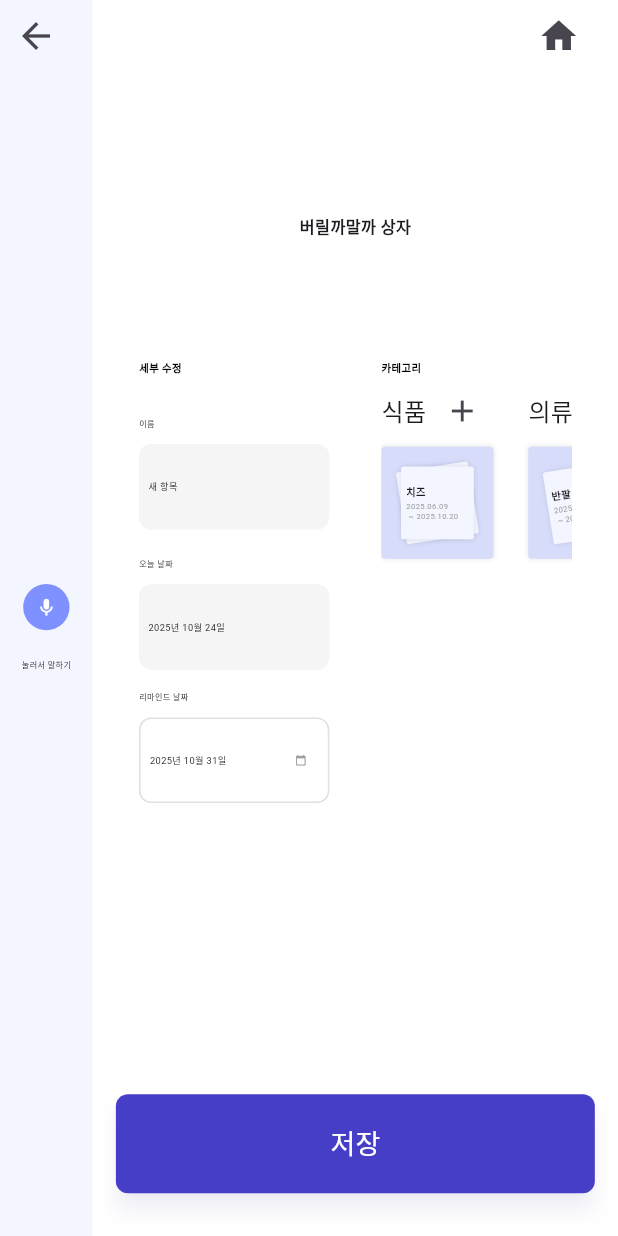
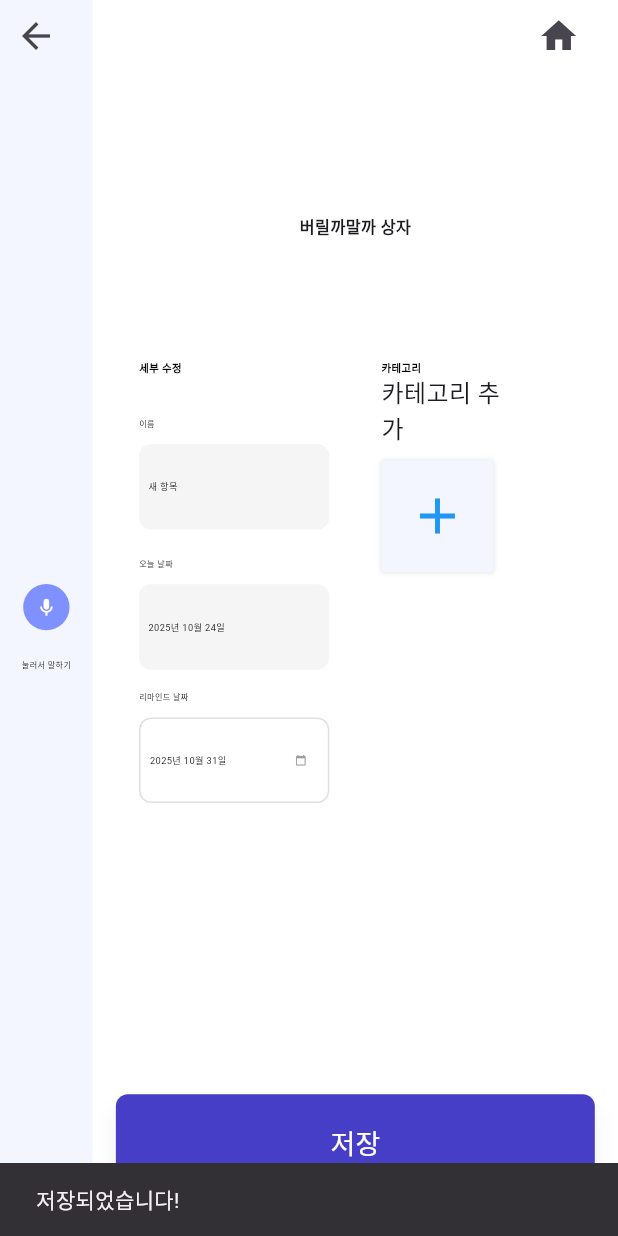
Before and after one commit to Mu-swu/Mu-Flutter, a Flutter app: the keepbox screen opened by its route, after a tap on "저장", on a phone screen of 412 x 824 dp. Run offline on Flutter 3.47's test engine with Material 3 defaults, Android fonts, the phone set to English and light mode, and no system bars; our stand-ins replace camera, drift, fl_chart, flutter_dotenv, flutter_slidable, google_generative_ai and 5 more; missing offline and left inert: tflite_flutter; accounts and stored records are empty; generated files the repository leaves out were written again.

Commit message:
feature: 버릴까말까 db 연결

```diff
--- a/lib/data/database.dart
+++ b/lib/data/database.dart
@@ -146,6 +146,21 @@ class AppDatabase extends _$AppDatabase {
       (s) => s.id.equals(sectionId),
     )).write(SectionsCompanion(progress: Value(progress)));
   }
+
+  Future<List<KeepBox>> getAllKeepBoxes() {
+    return (select(keepBoxes)..orderBy([
+      (k) => OrderingTerm(expression: k.type, mode: OrderingMode.asc),
+    ])).get();
+  }
+
+  Future<void> replaceAllKeepBoxes(List<KeepBoxesCompanion> items) async {
+    await transaction(() async {
+      await delete(keepBoxes).go();
+      await batch((batch) {
+        batch.insertAll(keepBoxes, items);
+      });
+    });
+  }
 }
 
 LazyDatabase _openConnection() {
--- a/lib/keepbox.dart
+++ b/lib/keepbox.dart
@@ -8,6 +8,8 @@ import 'package:google_generative_ai/google_generative_ai.dart';
 import 'widgets/ItemSaveSection.dart';
 import 'package:mu/data/sampledata.dart';
 import 'user_theme_manager.dart'; // Import the user theme manager
+import 'package:mu/data/database.dart';
+import 'package:drift/drift.dart' show Value;
 
 class keepbox extends StatefulWidget {
   const keepbox({super.key});
@@ -23,23 +25,107 @@ class _keepboxState extends State<keepbox> {
   String _lastWords = '';
 
   List<Map<String, dynamic>> items = [];
-  List<Map<String, dynamic>> categories = [
-    {'name': '식품', 'items': <Map<String, String>>[]},
-    {'name': '의류', 'items': <Map<String, String>>[]},
-    {'name': '기타', 'items': <Map<String, String>>[]},
-  ];
+  List<Map<String, dynamic>> categories = [];
   int? selectedIndex;
   String _currentItemName = "새 항목";
 
   GenerativeModel? _model;
   bool _isGeminiInitialized = false;
 
+  final AppDatabase _database = AppDatabase.instance;
+  bool _isLoading = true;
+
   @override
   void initState() {
     super.initState();
     _initGemini();
     _initSpeech();
-    categories = List<Map<String, dynamic>>.from(sampleCategories);
+    _loadData();
+  }
+
+  @override
+  void dispose(){
+    _saveData();
+    super.dispose();
+  }
+
+  Future<void> _loadData() async {
+    setState(() {
+      _isLoading = true;
+    });
+
+    final itemsFromDb = await _database.getAllKeepBoxes();
+    final Map<String, List<Map<String, String>>> groupedItems = {};
+    final DateFormat formatter = DateFormat("yyyy.MM.dd");
+
+    for (final item in itemsFromDb) {
+      final category = item.type;
+      final formattedItem = {
+        'name': item.name,
+        'startDate': formatter.format(item.addedAt),
+        'endDate': formatter.format(item.expirationAt),
+        'category': category,
+      };
+
+      if (!groupedItems.containsKey(category)) {
+        groupedItems[category] = [];
+      }
+      groupedItems[category]!.add(formattedItem);
+    }
+
+    final newCategories =
+        groupedItems.entries.map((entry) {
+          return {'name': entry.key, 'items': entry.value};
+        }).toList();
+
+    for (final defaultCat in []) {
+      if (!newCategories.any((c) => c['name'] == defaultCat)) {
+        newCategories.add({
+          'name': defaultCat,
+          'items': <Map<String, String>>[],
+        });
+      }
+    }
+    setState(() {
+      categories = newCategories;
+      _isLoading = false;
+    });
+  }
+
+  Future<void> _saveData() async {
+    if(_isLoading)return;
+    final List<KeepBoxesCompanion> itemsToSave = [];
+    final DateFormat formatter = DateFormat("yyyy.MM.dd");
+
+    for (final categoryMap in categories) {
+      final categoryName = categoryMap['name'] as String;
+      final itemList = categoryMap['items'] as List<Map<String, String>>;
+
+      for (final itemMap in itemList) {
+        try {
+          final addedAt = formatter.parse(itemMap['startDate']!);
+          final expirationAt = formatter.parse(itemMap['endDate']!);
+
+          itemsToSave.add(
+            KeepBoxesCompanion.insert(
+              name: itemMap['name']!,
+              type: categoryName,
+              addedAt: addedAt,
+              expirationAt: expirationAt,
+            ),
+          );
+        } catch (e) {
+          print("날짜 파싱 오류 : $e, 항목 : ${itemMap['name']}");
+        }
+      }
+    }
+    await _database.replaceAllKeepBoxes(itemsToSave);
+
+    if (mounted) {
+      ScaffoldMessenger.of(
+        context,
+      ).showSnackBar(const SnackBar(content: Text('저장되었습니다!')));
+    }
   }
 
   Future<void> _initGemini() async {
@@ -54,10 +140,7 @@ class _keepboxState extends State<keepbox> {
     }
 
     try {
-      _model = GenerativeModel(
-        model: 'gemini-2.5-flash',
-        apiKey: apiKey,
-      );
+      _model = GenerativeModel(model: 'gemini-2.5-flash', apiKey: apiKey);
       setState(() {
         _isGeminiInitialized = true;
       });
@@ -112,7 +195,8 @@ class _keepboxState extends State<keepbox> {
       return "분류 오류(모델 준비 안됨)";
     }
     try {
-      final prompt = '다음 품목을 한 단어의 카테고리(예:식품,의류, 기타)로 분류해주세요: $itemName. 답변은 카테고리 단어 하나만 주세요.';
+      final prompt =
+          '다음 품목을 한 단어의 카테고리(예:식품,의류, 기타)로 분류해주세요: $itemName. 답변은 카테고리 단어 하나만 주세요.';
       final content = [Content.text(prompt)];
       final response = await _model!.generateContent(content);
 
@@ -135,27 +219,19 @@ class _keepboxState extends State<keepbox> {
     if (itemName.isNotEmpty) {
       final now = DateTime.now();
       final formattedDate = DateFormat("yyyy.MM.dd").format(now);
-      final formattedendDate = DateFormat("yyyy.MM.dd").format(now.add(Duration(days: 7)));
+      final formattedendDate = DateFormat(
+        "yyyy.MM.dd",
+      ).format(now.add(Duration(days: 7)));
       final newItem = {
         'name': itemName,
         'startDate': formattedDate,
         'endDate': formattedendDate,
       };
-      setState(() {
-        _pushItemToCategory(
-          categoryName: '기타',
-          item: {...newItem, 'category': '분류 중...'},
-        );
-      });
 
       if (_isGeminiInitialized) {
         final geminiCat = await _getCategoryFromGemini(itemName) ?? '기타';
 
         setState(() {
-          for (final cat in categories) {
-            (cat['items'] as List).removeWhere((it) =>
-            it['name'] == itemName);
-          }
           _pushItemToCategory(
             categoryName: geminiCat,
             item: {...newItem, 'category': geminiCat},
@@ -171,8 +247,9 @@ class _keepboxState extends State<keepbox> {
             onConfirm: (chosenCat) {
               setState(() {
                 for (final cat in categories) {
-                  (cat['items'] as List)
-                      .removeWhere((it) => it['name'] == itemName);
+                  (cat['items'] as List).removeWhere(
+                        (it) => it['name'] == itemName,
+                  );
                 }
                 _pushItemToCategory(
                   categoryName: chosenCat,
@@ -184,19 +261,30 @@ class _keepboxState extends State<keepbox> {
             onAddCategory: (newCat) {
               setState(() {
                 for (final cat in categories) {
-                  (cat['items'] as List).removeWhere((it) => it['name'] == itemName);
+                  (cat['items'] as List).removeWhere(
+                        (it) => it['name'] == itemName,
+                  );
                 }
 
                 categories.add({
                   'name': newCat,
-                  'items': [ {...newItem, 'category': newCat} ],
+                  'items': [
+                    {...newItem, 'category': newCat},
+                  ],
                 });
               });
             },
           );
         }
+      } else {
+        setState(() {
+          _pushItemToCategory(
+            categoryName: '기타',
+            item: {...newItem, 'category': '기타'},
+          );
+        });
       }
-    } else {
+    } else{
       print('인식된 텍스트가 없습니다.');
     }
   }
@@ -212,12 +300,26 @@ class _keepboxState extends State<keepbox> {
         items.add(item);
       }
     } else {
-      final etcIdx = categories.indexWhere((c) => c['name'] == '기타');
-      final items = categories[etcIdx]['items'] as List;
-      if (!items.any((it) => it['name'] == item['name'])) {
-        items.add(item);
+      final newCategory = {
+        'name': categoryName,
+        'items': [item],
+      };
+      categories.add(newCategory);
     }
   }
+
+  void _handleDateChange(String itemName,String newEndDate){
+    setState(() {
+      for(final category in categories){
+        final itemList=category['items'] as List;
+        for(final item in itemList){
+          if(item['name']==itemName){
+            item['endDate']=newEndDate;
+            break;
+          }
+        }
+      }
+    });
   }
 
   @override
@@ -231,7 +333,9 @@ class _keepboxState extends State<keepbox> {
     String currentItemName = "새 항목";
     String? currentItemCategory = _isGeminiInitialized ? '카테고리' : '분류 기능 사용 불가';
 
-    if (items.isNotEmpty && selectedIndex != null && selectedIndex! < items.length) {
+    if (items.isNotEmpty &&
+        selectedIndex != null &&
+        selectedIndex! < items.length) {
       currentItemName = items[selectedIndex!]['name']!;
       currentItemCategory = items[selectedIndex!]['category'];
     }
@@ -245,9 +349,13 @@ class _keepboxState extends State<keepbox> {
             width: screenWidth * 0.15,
             decoration: BoxDecoration(
               // Dynamically set the gradient based on user type
-              gradient: _speechToText.isListening
+              gradient:
+                  _speechToText.isListening
                       ? LinearGradient(
-                colors: [UserThemeManager.keepboxGradientStartColor, const Color(0xFFD7DCFA)],
+                        colors: [
+                          UserThemeManager.keepboxGradientStartColor,
+                          const Color(0xFFD7DCFA),
+                        ],
                         begin: Alignment.topCenter,
                         end: Alignment.bottomCenter,
                       )
@@ -284,12 +392,18 @@ class _keepboxState extends State<keepbox> {
                     height: 80 * widthRatio,
                     decoration: BoxDecoration(
                       shape: BoxShape.circle,
-                      color: _speechToText.isListening ? Colors.white : const Color(0xFF7F91FF),
+                      color:
+                          _speechToText.isListening
+                              ? Colors.white
+                              : const Color(0xFF7F91FF),
                     ),
                     child: Icon(
                       _speechToText.isListening ? Icons.stop : Icons.mic,
                       size: 36 * widthRatio,
-                      color: _speechToText.isListening ? const Color(0xFF7F91FF) : Colors.white,
+                      color:
+                          _speechToText.isListening
+                              ? const Color(0xFF7F91FF)
+                              : Colors.white,
                     ),
                   ),
                 ),
@@ -315,7 +429,10 @@ class _keepboxState extends State<keepbox> {
                     _lastWords.isNotEmpty ? _lastWords : '',
                     style: TextStyle(
                       fontSize: 12 * widthRatio,
-                      color: _lastWords.isNotEmpty ? Colors.blue : Colors.transparent,
+                      color:
+                          _lastWords.isNotEmpty
+                              ? Colors.blue
+                              : Colors.transparent,
                     ),
                     textAlign: TextAlign.center,
                   ),
@@ -353,7 +470,10 @@ class _keepboxState extends State<keepbox> {
                 ),
                 SizedBox(height: 20 * heightRatio),
                 Expanded(
-                  child: Row(
+                  child:
+                      _isLoading
+                          ? const Center(child: CircularProgressIndicator())
+                          : Row(
                             crossAxisAlignment: CrossAxisAlignment.start,
                             children: [
                               // 아이템 리스트 영역
@@ -368,18 +488,14 @@ class _keepboxState extends State<keepbox> {
                                     _lastWords = '';
                                     selectedIndex = null;
                                   },
+                                  onDateChanged:_handleDateChange,
                                 ),
                               ),
                             ],
                           ),
                 ),
                 SizedBox(height: 10 * heightRatio),
-                longbutton(
-                  text: '저장',
-                  onPressed: () {
-                    // 저장 로직
-                  },
-                ),
+                longbutton(text: '저장', onPressed: _saveData),
                 SizedBox(height: 24 * heightRatio),
               ],
             ),
--- a/lib/widgets/ItemSaveSection.dart
+++ b/lib/widgets/ItemSaveSection.dart
@@ -1,4 +1,5 @@
 import 'package:flutter/material.dart';
+import 'package:intl/intl.dart';
 import 'ItemListSection.dart';
 
 class ItemSaveSection extends StatefulWidget {
@@ -9,6 +10,8 @@ class ItemSaveSection extends StatefulWidget {
   final String itemName;
   final String? itemCategory;
 
+  final Function(String itemName, String newEndDate) onDateChanged;
+
   const ItemSaveSection({
     required this.categories,
     required this.widthRatio,
@@ -16,6 +19,7 @@ class ItemSaveSection extends StatefulWidget {
     required this.onExit,
     required this.itemName,
     required this.itemCategory,
+    required this.onDateChanged,
     super.key,
   });
 
@@ -50,8 +54,13 @@ class _ItemSaveSectionState extends State<ItemSaveSection> {
 
     if (picked != null && picked != initialDate) {
       onSelected(picked);
+
+      final DateFormat formatter = DateFormat("yyyy.MM.dd");
+      final String newEndDateString = formatter.format(picked);
+      widget.onDateChanged(widget.itemName, newEndDateString);
     }
   }
+
   @override
   Widget build(BuildContext context) {
     final w = widget.widthRatio;
@@ -59,9 +68,7 @@ class _ItemSaveSectionState extends State<ItemSaveSection> {
 
     return Center(
       child: ConstrainedBox(
-        constraints: BoxConstraints(
-          maxWidth: 960 * w,
-        ),
+        constraints: BoxConstraints(maxWidth: 960 * w),
         child: Row(
           crossAxisAlignment: CrossAxisAlignment.center,
           children: [
@@ -110,10 +117,13 @@ class _ItemSaveSectionState extends State<ItemSaveSection> {
                     SizedBox(height: 8 * h),
 
                     GestureDetector(
-                      onTap: () => _pickDate(
-                        initialDate: oneWeekLaterDate,
-                        onSelected: (picked) => setState(() => oneWeekLaterDate = picked),
-                      ),
+                      onTap:
+                          () => _pickDate(
+                            initialDate: oneWeekLaterDate,
+                            onSelected:
+                                (picked) =>
+                                    setState(() => oneWeekLaterDate = picked),
+                          ),
                       child: Container(
                         height: 48 * h,
                         padding: EdgeInsets.symmetric(horizontal: 16 * w),
@@ -134,7 +144,11 @@ class _ItemSaveSectionState extends State<ItemSaveSection> {
                             ),
                             Padding(
                               padding: EdgeInsets.only(right: 8.0),
-                              child: Icon(Icons.calendar_today, size: 20 * w, color: Colors.grey),
+                              child: Icon(
+                                Icons.calendar_today,
+                                size: 20 * w,
+                                color: Colors.grey,
+                              ),
                             ),
                           ],
                         ),
@@ -211,10 +225,7 @@ class _ItemSaveSectionState extends State<ItemSaveSection> {
           alignment: Alignment.centerLeft,
           child: Text(
             value,
-            style: TextStyle(
-              fontSize: 16 * w,
-              color: Colors.black,
-            ),
+            style: TextStyle(fontSize: 16 * w, color: Colors.black),
           ),
         ),
       ],
@@ -235,10 +246,7 @@ class _ItemSaveSectionState extends State<ItemSaveSection> {
       alignment: Alignment.centerLeft,
       child: Text(
         text,
-        style: TextStyle(
-          fontSize: 16 * w,
-          color: Colors.black,
-        ),
+        style: TextStyle(fontSize: 16 * w, color: Colors.black),
       ),
     );
   }
```
Lines whose indentation alone changed are shown as unchanged.
